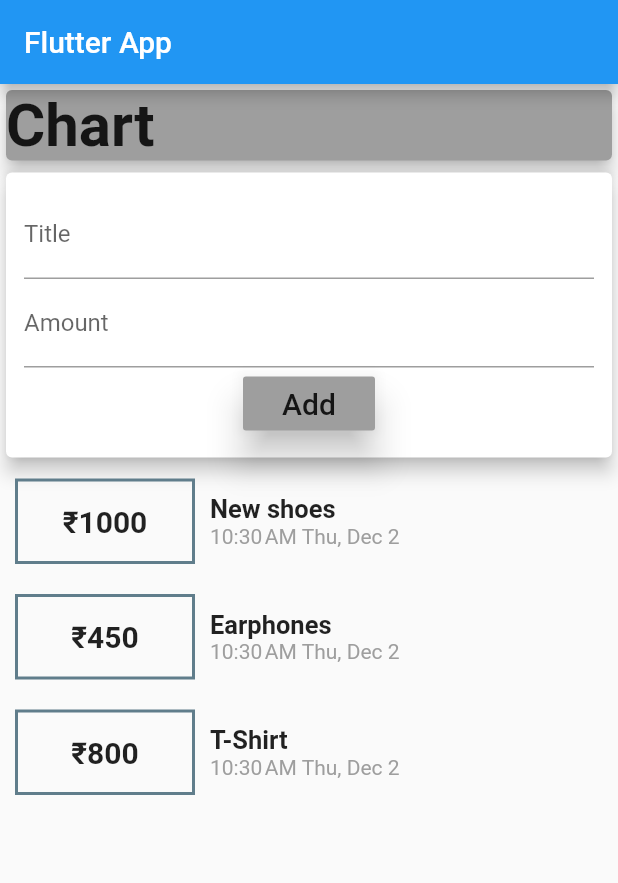
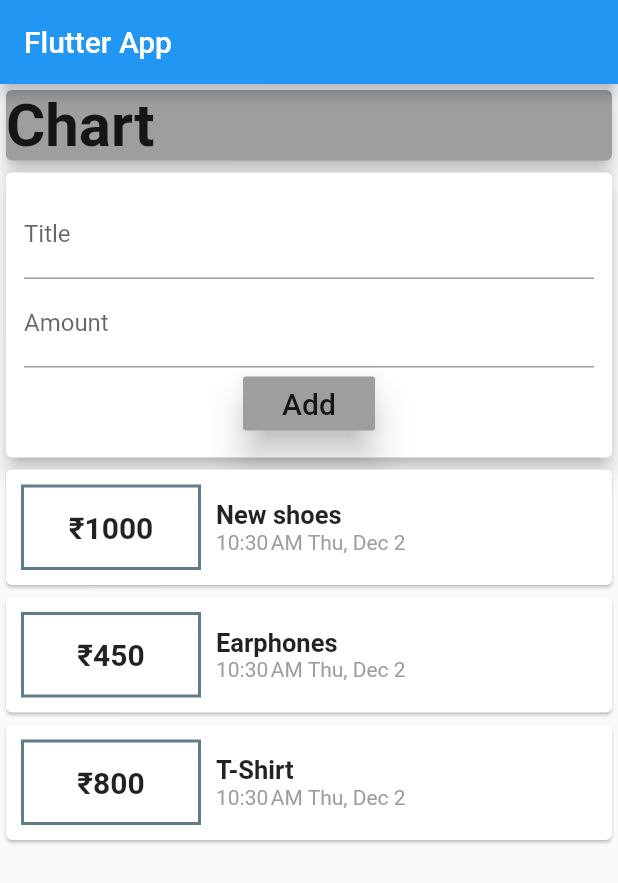
Before and after one commit to akshaymargale/MyExpensesProject, a Flutter app: the screen it shows after launch, on a phone screen of 412 x 824 dp. Shown: the top 883 px of the screen. Run offline on Flutter 3.47's test engine with Material 2 defaults, Android fonts, the phone set to English and light mode, and no system bars.

Commit message:
Enhanced scroll feature with ListView.builder()

```diff
--- a/lib/widgets/transaction_list.dart
+++ b/lib/widgets/transaction_list.dart
@@ -8,10 +8,13 @@ class TransactionList extends StatelessWidget {
   TransactionList(this._userTransactions);
   @override
   Widget build(BuildContext context) {
-    return Column(
-      mainAxisAlignment: MainAxisAlignment.spaceEvenly,
-      children: _userTransactions
-          .map((tx) => Row(
+    return Container(
+        height: 400,
+        child: ListView.builder(
+            itemCount: _userTransactions.length,
+            itemBuilder: (ctx, index) {
+              return Card(
+                child: Row(
                   children: [
                     Container(
                       width: 120,
@@ -24,7 +27,7 @@ class TransactionList extends StatelessWidget {
                       margin: EdgeInsets.all(10),
                       padding: EdgeInsets.all(15),
                       child: Text(
-                      "₹${tx.amount}",
+                        "₹${_userTransactions[index].amount}",
                         style: TextStyle(
                           fontSize: 20,
                           fontWeight: FontWeight.bold,
@@ -35,21 +38,23 @@ class TransactionList extends StatelessWidget {
                       crossAxisAlignment: CrossAxisAlignment.start,
                       children: [
                         Text(
-                        tx.title,
+                          _userTransactions[index].title,
                           style: TextStyle(
                             fontSize: 17,
                             fontWeight: FontWeight.bold,
                           ),
                         ),
                         Text(
-                        DateFormat.jm().add_MMMEd().format(tx.date),
+                          DateFormat.jm()
+                              .add_MMMEd()
+                              .format(_userTransactions[index].date),
                           style: TextStyle(color: Colors.grey),
                         )
                       ],
                     )
                   ],
-              ))
-          .toList(),
+                ),
               );
+            }));
   }
 }
```
Lines whose indentation alone changed are shown as unchanged.
